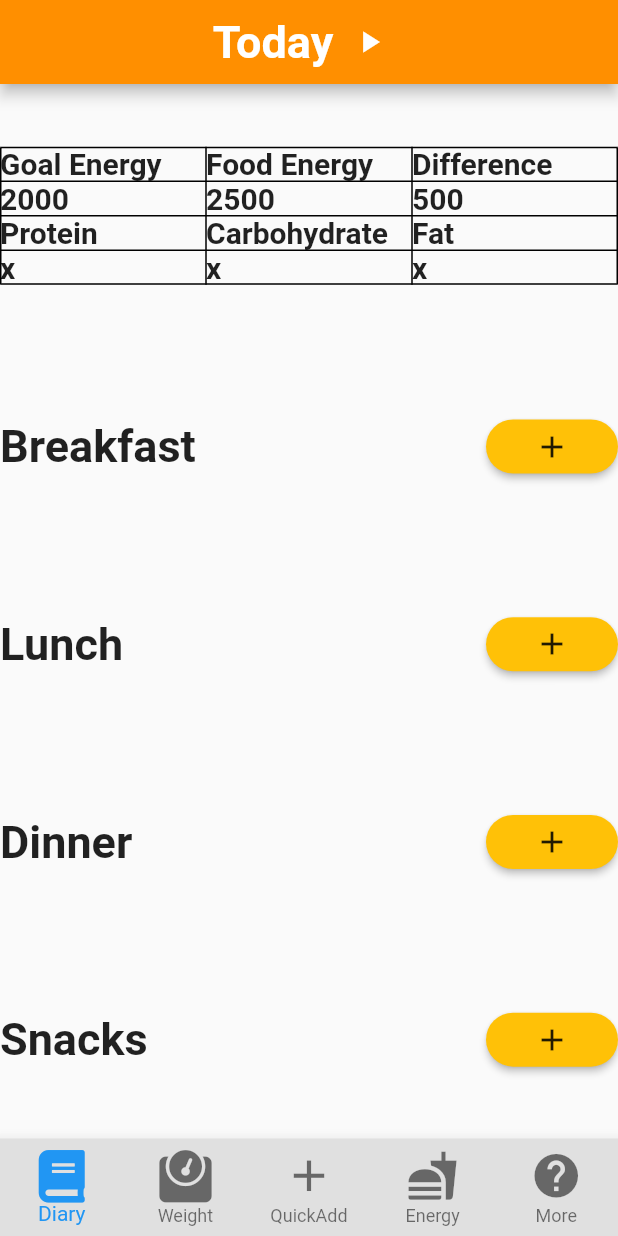
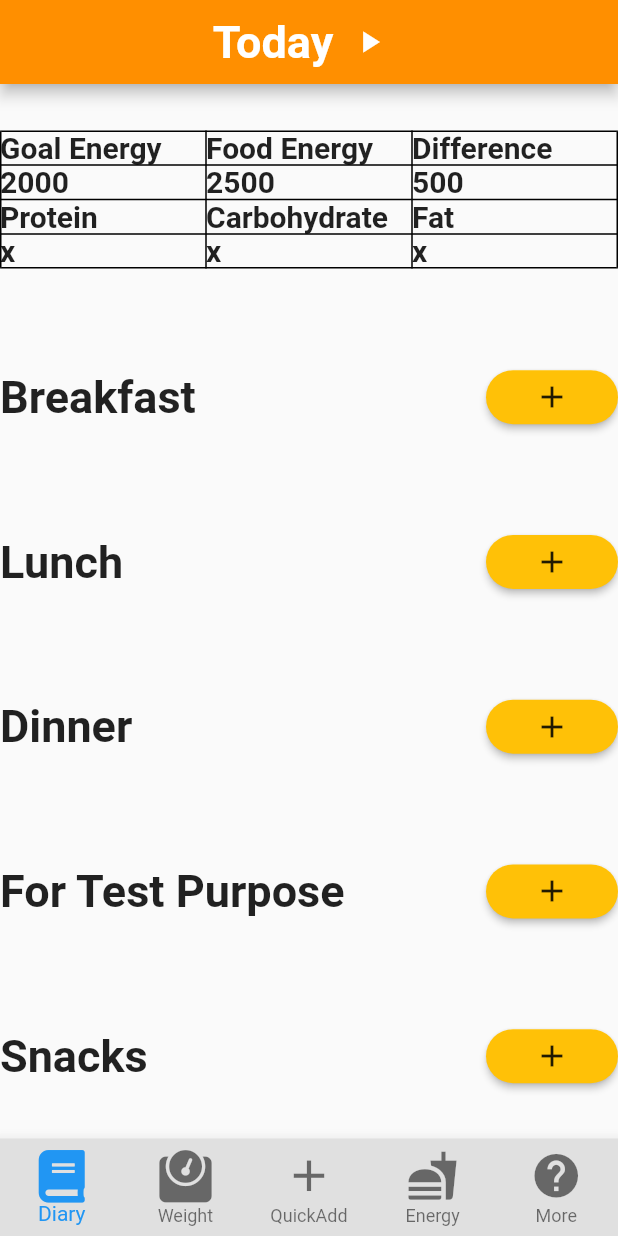
Before and after one commit to Wenpeng778435592/Summer-project, a Flutter app: the screen it shows after launch, on a phone screen of 412 x 824 dp. Run offline on Flutter 3.47's test engine with Material 2 defaults, Android fonts, the phone set to English and light mode, and no system bars; our stand-ins replace font_awesome_flutter.

Commit message:
for test prupose

```diff
--- a/lib/Diary.dart
+++ b/lib/Diary.dart
@@ -149,6 +149,25 @@ class _Dairy_SectionState extends State<Dairy_Section> {
             mainAxisAlignment: MainAxisAlignment.spaceBetween,
             children: <Widget>[
               Text(
+                'For Test Purpose',
+                style: generalStyle,
+              ),
+              RaisedButton(
+                color: Colors.amber,
+                onPressed: (){
+                  Navigator.push(context,
+                    MaterialPageRoute(builder: (context) => Dinner_Section()),
+                  );
+                },
+                shape: RoundedRectangleBorder(borderRadius: new BorderRadius.circular(30)),
+                child:Icon(Icons.add),
+              ),
+            ]
+        ),
+        Row(
+            mainAxisAlignment: MainAxisAlignment.spaceBetween,
+            children: <Widget>[
+              Text(
                 'Snacks',
                 style: generalStyle,
               ),
```
